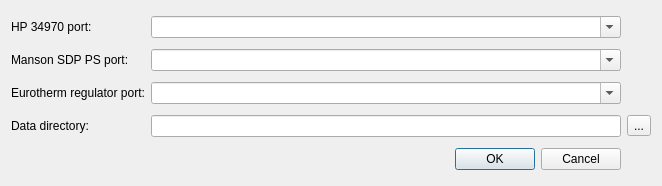
Qt form Seebeck/configui.ui (mBr001/seebeck) before a commit.
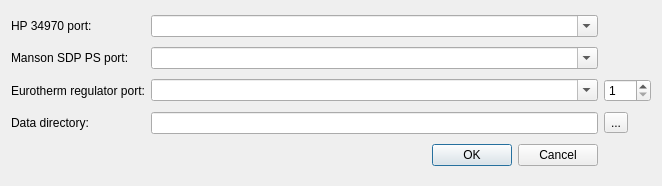
The same form after that commit.

Commit message: set eurotherm slave number

What changed in the file:
```diff
--- a/Seebeck/configui.ui
+++ b/Seebeck/configui.ui
@@ -99,6 +99,16 @@
      </property>
     </widget>
    </item>
+   <item row="2" column="2">
+    <widget class="QSpinBox" name="eurothermSleaveSpinBox">
+     <property name="minimum">
+      <number>1</number>
+     </property>
+     <property name="maximum">
+      <number>127</number>
+     </property>
+    </widget>
+   </item>
   </layout>
  </widget>
  <resources/>
```
The commit also changes 8 other files.
